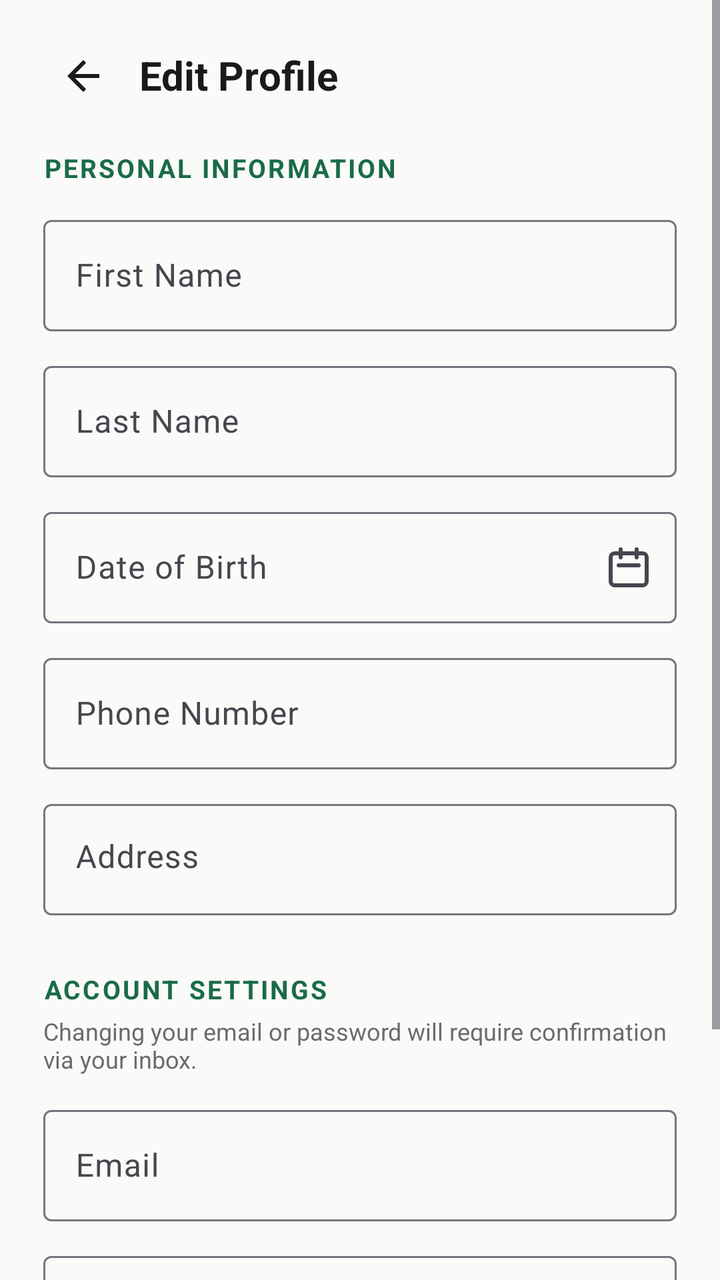
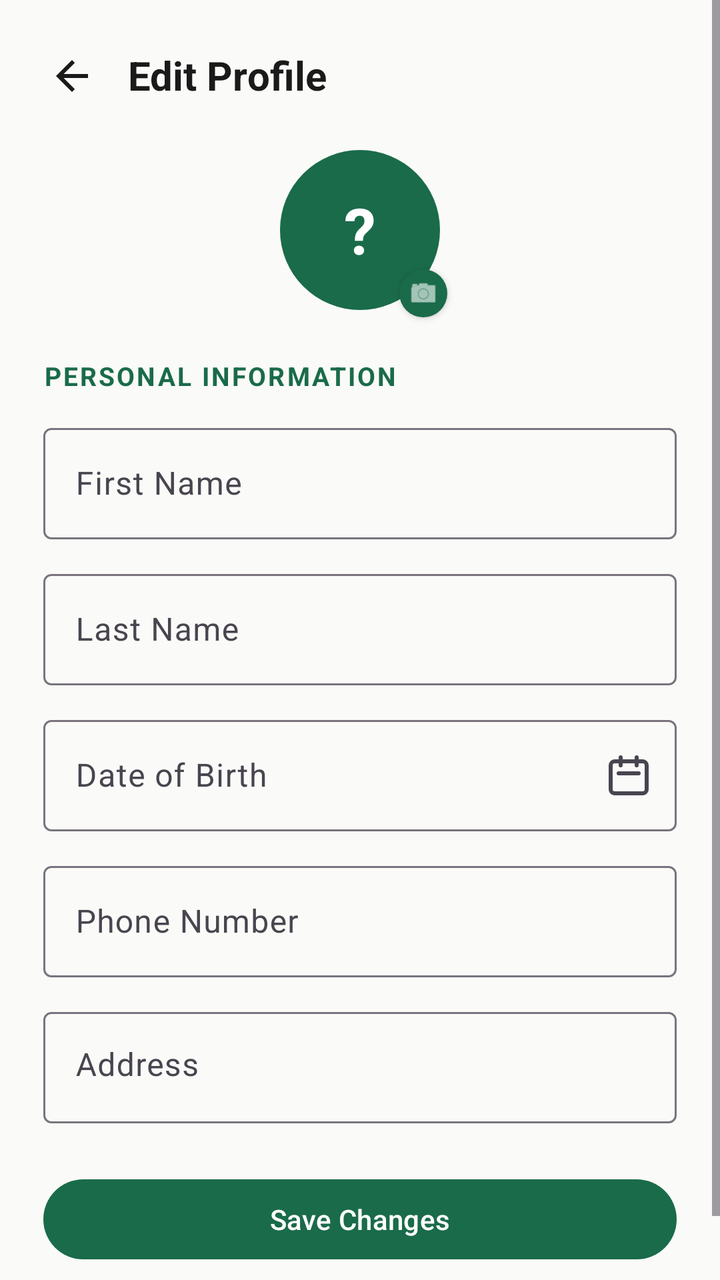

An Android layout rendered at two revisions. The XML below is the earlier revision; the diff shows what the commit changed to produce the second picture.
<!-- AndroidManifest.xml: application theme Theme.KapwaDVO -->
<!-- res/layout/fragment_edit_profile.xml -->
<?xml version="1.0" encoding="utf-8"?>
<ScrollView xmlns:android="http://schemas.android.com/apk/res/android"
    xmlns:app="http://schemas.android.com/apk/res-auto"
    android:layout_width="match_parent"
    android:layout_height="match_parent"
    android:background="@color/background"
    android:fillViewport="true">

    <androidx.constraintlayout.widget.ConstraintLayout
        android:layout_width="match_parent"
        android:layout_height="wrap_content"
        android:paddingTop="24dp"
        android:paddingBottom="40dp">

        <androidx.constraintlayout.widget.Guideline
            android:id="@+id/guideStart"
            android:layout_width="wrap_content"
            android:layout_height="wrap_content"
            android:orientation="vertical"
            app:layout_constraintGuide_percent="0.06" />

        <androidx.constraintlayout.widget.Guideline
            android:id="@+id/guideEnd"
            android:layout_width="wrap_content"
            android:layout_height="wrap_content"
            android:orientation="vertical"
            app:layout_constraintGuide_percent="0.94" />

        
        <ImageButton
            android:id="@+id/btnBack"
            android:layout_width="40dp"
            android:layout_height="40dp"
            android:background="?attr/selectableItemBackgroundBorderless"
            android:src="@drawable/ic_arrow_back"
            android:contentDescription="Back"
            app:layout_constraintTop_toTopOf="parent"
            app:layout_constraintStart_toStartOf="@id/guideStart"
            app:layout_constraintBottom_toBottomOf="@id/tvTitle" />

        <TextView
            android:id="@+id/tvTitle"
            android:layout_width="0dp"
            android:layout_height="wrap_content"
            android:text="@string/edit_profile"
            android:textSize="20sp"
            android:textStyle="bold"
            android:textColor="@color/text_primary"
            android:layout_marginStart="8dp"
            app:layout_constraintTop_toTopOf="parent"
            app:layout_constraintStart_toEndOf="@id/btnBack"
            app:layout_constraintEnd_toEndOf="@id/guideEnd" />

        
        <TextView
            android:id="@+id/tvSectionPersonal"
            android:layout_width="0dp"
            android:layout_height="wrap_content"
            android:text="Personal Information"
            android:textSize="13sp"
            android:textStyle="bold"
            android:textColor="@color/primary"
            android:textAllCaps="true"
            android:letterSpacing="0.08"
            android:layout_marginTop="24dp"
            app:layout_constraintTop_toBottomOf="@id/tvTitle"
            app:layout_constraintStart_toStartOf="@id/guideStart"
            app:layout_constraintEnd_toEndOf="@id/guideEnd" />

        
        <com.google.android.material.textfield.TextInputLayout
            android:id="@+id/tilFirstName"
            android:layout_width="0dp"
            android:layout_height="wrap_content"
            android:hint="@string/first_name"
            android:layout_marginTop="12dp"
            app:layout_constraintTop_toBottomOf="@id/tvSectionPersonal"
            app:layout_constraintStart_toStartOf="@id/guideStart"
            app:layout_constraintEnd_toEndOf="@id/guideEnd"
            style="@style/Widget.Material3.TextInputLayout.OutlinedBox">
            <com.google.android.material.textfield.TextInputEditText
                android:id="@+id/etFirstName"
                android:layout_width="match_parent"
                android:layout_height="wrap_content"
                android:inputType="textPersonName|textCapWords"
                android:imeOptions="actionNext" />
        </com.google.android.material.textfield.TextInputLayout>

        
        <com.google.android.material.textfield.TextInputLayout
            android:id="@+id/tilLastName"
            android:layout_width="0dp"
            android:layout_height="wrap_content"
            android:hint="@string/last_name"
            android:layout_marginTop="12dp"
            app:layout_constraintTop_toBottomOf="@id/tilFirstName"
            app:layout_constraintStart_toStartOf="@id/guideStart"
            app:layout_constraintEnd_toEndOf="@id/guideEnd"
            style="@style/Widget.Material3.TextInputLayout.OutlinedBox">
            <com.google.android.material.textfield.TextInputEditText
                android:id="@+id/etLastName"
                android:layout_width="match_parent"
                android:layout_height="wrap_content"
                android:inputType="textPersonName|textCapWords"
                android:imeOptions="actionNext" />
        </com.google.android.material.textfield.TextInputLayout>

        
        <com.google.android.material.textfield.TextInputLayout
            android:id="@+id/tilDob"
            android:layout_width="0dp"
            android:layout_height="wrap_content"
            android:hint="Date of Birth"
            app:placeholderText="YYYY-MM-DD"
            android:layout_marginTop="12dp"
            app:endIconMode="custom"
            app:endIconDrawable="@drawable/ic_calendar"
            app:layout_constraintTop_toBottomOf="@id/tilLastName"
            app:layout_constraintStart_toStartOf="@id/guideStart"
            app:layout_constraintEnd_toEndOf="@id/guideEnd"
            style="@style/Widget.Material3.TextInputLayout.OutlinedBox">
            <com.google.android.material.textfield.TextInputEditText
                android:id="@+id/etDob"
                android:layout_width="match_parent"
                android:layout_height="wrap_content"
                android:inputType="none"
                android:focusable="false"
                android:clickable="true" />
        </com.google.android.material.textfield.TextInputLayout>

        
        <com.google.android.material.textfield.TextInputLayout
            android:id="@+id/tilPhone"
            android:layout_width="0dp"
            android:layout_height="wrap_content"
            android:hint="Phone Number"
            android:layout_marginTop="12dp"
            app:layout_constraintTop_toBottomOf="@id/tilDob"
            app:layout_constraintStart_toStartOf="@id/guideStart"
            app:layout_constraintEnd_toEndOf="@id/guideEnd"
            style="@style/Widget.Material3.TextInputLayout.OutlinedBox">
            <com.google.android.material.textfield.TextInputEditText
                android:id="@+id/etPhone"
                android:layout_width="match_parent"
                android:layout_height="wrap_content"
                android:inputType="phone"
                android:imeOptions="actionNext" />
        </com.google.android.material.textfield.TextInputLayout>

        
        <com.google.android.material.textfield.TextInputLayout
            android:id="@+id/tilAddress"
            android:layout_width="0dp"
            android:layout_height="wrap_content"
            android:hint="Address"
            android:layout_marginTop="12dp"
            app:layout_constraintTop_toBottomOf="@id/tilPhone"
            app:layout_constraintStart_toStartOf="@id/guideStart"
            app:layout_constraintEnd_toEndOf="@id/guideEnd"
            style="@style/Widget.Material3.TextInputLayout.OutlinedBox">
            <com.google.android.material.textfield.TextInputEditText
                android:id="@+id/etAddress"
                android:layout_width="match_parent"
                android:layout_height="wrap_content"
                android:inputType="textPostalAddress|textCapSentences"
                android:imeOptions="actionNext"
                android:minLines="2"
                android:gravity="top" />
        </com.google.android.material.textfield.TextInputLayout>

        
        <TextView
            android:id="@+id/tvSectionAccount"
            android:layout_width="0dp"
            android:layout_height="wrap_content"
            android:text="Account Settings"
            android:textSize="13sp"
            android:textStyle="bold"
            android:textColor="@color/primary"
            android:textAllCaps="true"
            android:letterSpacing="0.08"
            android:layout_marginTop="28dp"
            app:layout_constraintTop_toBottomOf="@id/tilAddress"
            app:layout_constraintStart_toStartOf="@id/guideStart"
            app:layout_constraintEnd_toEndOf="@id/guideEnd" />

        
        <TextView
            android:id="@+id/tvAccountNote"
            android:layout_width="0dp"
            android:layout_height="wrap_content"
            android:text="Changing your email or password will require confirmation via your inbox."
            android:textSize="12sp"
            android:textColor="@color/text_secondary"
            android:layout_marginTop="4dp"
            app:layout_constraintTop_toBottomOf="@id/tvSectionAccount"
            app:layout_constraintStart_toStartOf="@id/guideStart"
            app:layout_constraintEnd_toEndOf="@id/guideEnd" />

        
        <com.google.android.material.textfield.TextInputLayout
            android:id="@+id/tilEmail"
            android:layout_width="0dp"
            android:layout_height="wrap_content"
            android:hint="@string/email"
            android:layout_marginTop="12dp"
            app:layout_constraintTop_toBottomOf="@id/tvAccountNote"
            app:layout_constraintStart_toStartOf="@id/guideStart"
            app:layout_constraintEnd_toEndOf="@id/guideEnd"
            style="@style/Widget.Material3.TextInputLayout.OutlinedBox">
            <com.google.android.material.textfield.TextInputEditText
                android:id="@+id/etEmail"
                android:layout_width="match_parent"
                android:layout_height="wrap_content"
                android:inputType="textEmailAddress"
                android:imeOptions="actionNext" />
        </com.google.android.material.textfield.TextInputLayout>

        
        <com.google.android.material.textfield.TextInputLayout
            android:id="@+id/tilPassword"
            android:layout_width="0dp"
            android:layout_height="wrap_content"
            android:hint="New Password (leave blank to keep)"
            android:layout_marginTop="12dp"
            app:endIconMode="password_toggle"
            app:layout_constraintTop_toBottomOf="@id/tilEmail"
            app:layout_constraintStart_toStartOf="@id/guideStart"
            app:layout_constraintEnd_toEndOf="@id/guideEnd"
            style="@style/Widget.Material3.TextInputLayout.OutlinedBox">
            <com.google.android.material.textfield.TextInputEditText
                android:id="@+id/etPassword"
                android:layout_width="match_parent"
                android:layout_height="wrap_content"
                android:inputType="textPassword"
                android:imeOptions="actionDone" />
        </com.google.android.material.textfield.TextInputLayout>

        
        <ProgressBar
            android:id="@+id/progressBar"
            android:layout_width="wrap_content"
            android:layout_height="wrap_content"
            android:visibility="gone"
            android:layout_marginTop="24dp"
            app:layout_constraintTop_toBottomOf="@id/tilPassword"
            app:layout_constraintStart_toStartOf="parent"
            app:layout_constraintEnd_toEndOf="parent" />

        
        <com.google.android.material.button.MaterialButton
            android:id="@+id/btnSave"
            android:layout_width="0dp"
            android:layout_height="wrap_content"
            android:text="@string/save_changes"
            android:layout_marginTop="24dp"
            app:layout_constraintTop_toBottomOf="@id/tilPassword"
            app:layout_constraintStart_toStartOf="@id/guideStart"
            app:layout_constraintEnd_toEndOf="@id/guideEnd" />

    </androidx.constraintlayout.widget.ConstraintLayout>
</ScrollView>
<!-- resources referenced by this layout -->
<resources>
  <color name="background">#FAFAF8</color>
  <color name="primary">#1A6B4A</color>
  <color name="text_primary">#1A1A1A</color>
  <color name="text_secondary">#6B6B6B</color>
  <!-- drawable ic_arrow_back (drawable) -->
  <?xml version="1.0" encoding="utf-8"?>
  <vector xmlns:android="http://schemas.android.com/apk/res/android"
      android:width="24dp"
      android:height="24dp"
      android:viewportWidth="24"
      android:viewportHeight="24"
      android:tint="@color/text_primary">
      <path
          android:fillColor="@android:color/white"
          android:pathData="M20,11H7.83l5.59,-5.59L12,4l-8,8 8,8 1.41,-1.41L7.83,13H20v-2z" />
  </vector>
  <!-- drawable ic_calendar (drawable) -->
  <vector xmlns:android="http://schemas.android.com/apk/res/android"
      android:width="24dp"
      android:height="24dp"
      android:viewportWidth="24"
      android:viewportHeight="24"
      android:tint="?attr/colorControlNormal">
      <path
          android:fillColor="@android:color/transparent"
          android:pathData="M8,7V3M16,7V3M7,11H17M5,21H19C20.105,21 21,20.105 21,19V7C21,5.895 20.105,5 19,5H5C3.895,5 3,5.895 3,7V19C3,20.105 3.895,21 5,21Z"
          android:strokeColor="#FF000000"
          android:strokeWidth="2"
          android:strokeLineCap="round"
          android:strokeLineJoin="round" />
  </vector>
  <string name="edit_profile">Edit Profile</string>
  <string name="email">Email</string>
  <string name="first_name">First Name</string>
  <string name="last_name">Last Name</string>
  <string name="save_changes">Save Changes</string>
  <style name="Theme.KapwaDVO" parent="Base.Theme.KapwaDVO">
          <item name="android:windowLightStatusBar">true</item>
      </style>
  <style name="Base.Theme.KapwaDVO" parent="Theme.Material3.Light.NoActionBar">
          <item name="colorPrimary">@color/primary</item>
          <item name="colorPrimaryDark">@color/primary_dark</item>
          <item name="colorAccent">@color/accent</item>
          <item name="android:colorBackground">@color/background</item>
          <item name="colorSurface">@color/surface</item>
          <item name="colorOnPrimary">@color/white</item>
          <item name="android:statusBarColor">@color/primary</item>
          <item name="android:navigationBarColor">@color/surface</item>
      </style>
  <color name="primary_dark">#0F4530</color>
  <color name="accent">#F4A724</color>
  <color name="surface">#FFFFFF</color>
  <color name="white">#FFFFFF</color>
</resources>

<!-- the commit's change to res/layout/fragment_edit_profile.xml (unified diff, before → after) -->
@@ -34,8 +34,9 @@
             android:background="?attr/selectableItemBackgroundBorderless"
             android:src="@drawable/ic_arrow_back"
             android:contentDescription="Back"
+            android:layout_marginStart="16dp"
             app:layout_constraintTop_toTopOf="parent"
-            app:layout_constraintStart_toStartOf="@id/guideStart"
+            app:layout_constraintStart_toStartOf="parent"
             app:layout_constraintBottom_toBottomOf="@id/tvTitle" />
 
         <TextView
@@ -52,6 +53,57 @@
             app:layout_constraintEnd_toEndOf="@id/guideEnd" />
 
         
+        <FrameLayout
+            android:id="@+id/flAvatar"
+            android:layout_width="80dp"
+            android:layout_height="80dp"
+            app:layout_constraintTop_toBottomOf="@id/tvTitle"
+            app:layout_constraintStart_toStartOf="parent"
+            app:layout_constraintEnd_toEndOf="parent"
+            android:layout_marginTop="24dp"
+            android:background="@drawable/bg_avatar">
+
+            <TextView
+                android:id="@+id/tvAvatarLetter"
+                android:layout_width="match_parent"
+                android:layout_height="match_parent"
+                android:gravity="center"
+                android:textColor="@color/white"
+                android:textSize="32sp"
+                android:textStyle="bold"
+                android:text="?" />
+
+            <ImageView
+                android:id="@+id/ivAvatar"
+                android:layout_width="match_parent"
+                android:layout_height="match_parent"
+                android:scaleType="centerCrop"
+                android:visibility="gone" />
+                
+            <ProgressBar
+                android:id="@+id/pbAvatar"
+                android:layout_width="wrap_content"
+                android:layout_height="wrap_content"
+                android:layout_gravity="center"
+                android:visibility="gone" />
+        </FrameLayout>
+        
+        <ImageView
+            android:id="@+id/ivEditAvatar"
+            android:layout_width="24dp"
+            android:layout_height="24dp"
+            android:src="@android:drawable/ic_menu_camera"
+            android:background="@drawable/bg_avatar"
+            android:backgroundTint="?attr/colorPrimary"
+            android:padding="4dp"
+            app:layout_constraintBottom_toBottomOf="@id/flAvatar"
+            app:layout_constraintEnd_toEndOf="@id/flAvatar"
+            android:layout_marginEnd="-4dp"
+            android:layout_marginBottom="-4dp"
+            android:elevation="2dp"
+            app:tint="@color/white" />
+
+        
         <TextView
             android:id="@+id/tvSectionPersonal"
             android:layout_width="0dp"
@@ -63,7 +115,7 @@
             android:textAllCaps="true"
             android:letterSpacing="0.08"
             android:layout_marginTop="24dp"
-            app:layout_constraintTop_toBottomOf="@id/tvTitle"
+            app:layout_constraintTop_toBottomOf="@id/flAvatar"
             app:layout_constraintStart_toStartOf="@id/guideStart"
             app:layout_constraintEnd_toEndOf="@id/guideEnd" />
 
@@ -168,73 +220,7 @@
                 android:gravity="top" />
         </com.google.android.material.textfield.TextInputLayout>
 
-        
-        <TextView
-            android:id="@+id/tvSectionAccount"
-            android:layout_width="0dp"
-            android:layout_height="wrap_content"
-            android:text="Account Settings"
-            android:textSize="13sp"
-            android:textStyle="bold"
-            android:textColor="@color/primary"
-            android:textAllCaps="true"
-            android:letterSpacing="0.08"
-            android:layout_marginTop="28dp"
-            app:layout_constraintTop_toBottomOf="@id/tilAddress"
-            app:layout_constraintStart_toStartOf="@id/guideStart"
-            app:layout_constraintEnd_toEndOf="@id/guideEnd" />
-
-        
-        <TextView
-            android:id="@+id/tvAccountNote"
-            android:layout_width="0dp"
-            android:layout_height="wrap_content"
-            android:text="Changing your email or password will require confirmation via your inbox."
-            android:textSize="12sp"
-            android:textColor="@color/text_secondary"
-            android:layout_marginTop="4dp"
-            app:layout_constraintTop_toBottomOf="@id/tvSectionAccount"
-            app:layout_constraintStart_toStartOf="@id/guideStart"
-            app:layout_constraintEnd_toEndOf="@id/guideEnd" />
-
-        
-        <com.google.android.material.textfield.TextInputLayout
-            android:id="@+id/tilEmail"
-            android:layout_width="0dp"
-            android:layout_height="wrap_content"
-            android:hint="@string/email"
-            android:layout_marginTop="12dp"
-            app:layout_constraintTop_toBottomOf="@id/tvAccountNote"
-            app:layout_constraintStart_toStartOf="@id/guideStart"
-            app:layout_constraintEnd_toEndOf="@id/guideEnd"
-            style="@style/Widget.Material3.TextInputLayout.OutlinedBox">
-            <com.google.android.material.textfield.TextInputEditText
-                android:id="@+id/etEmail"
-                android:layout_width="match_parent"
-                android:layout_height="wrap_content"
-                android:inputType="textEmailAddress"
-                android:imeOptions="actionNext" />
-        </com.google.android.material.textfield.TextInputLayout>
-
-        
-        <com.google.android.material.textfield.TextInputLayout
-            android:id="@+id/tilPassword"
-            android:layout_width="0dp"
-            android:layout_height="wrap_content"
-            android:hint="New Password (leave blank to keep)"
-            android:layout_marginTop="12dp"
-            app:endIconMode="password_toggle"
-            app:layout_constraintTop_toBottomOf="@id/tilEmail"
-            app:layout_constraintStart_toStartOf="@id/guideStart"
-            app:layout_constraintEnd_toEndOf="@id/guideEnd"
-            style="@style/Widget.Material3.TextInputLayout.OutlinedBox">
-            <com.google.android.material.textfield.TextInputEditText
-                android:id="@+id/etPassword"
-                android:layout_width="match_parent"
-                android:layout_height="wrap_content"
-                android:inputType="textPassword"
-                android:imeOptions="actionDone" />
-        </com.google.android.material.textfield.TextInputLayout>
+
 
         
         <ProgressBar
@@ -243,7 +229,7 @@
             android:layout_height="wrap_content"
             android:visibility="gone"
             android:layout_marginTop="24dp"
-            app:layout_constraintTop_toBottomOf="@id/tilPassword"
+            app:layout_constraintTop_toBottomOf="@id/tilAddress"
             app:layout_constraintStart_toStartOf="parent"
             app:layout_constraintEnd_toEndOf="parent" />
 
@@ -254,7 +240,7 @@
             android:layout_height="wrap_content"
             android:text="@string/save_changes"
             android:layout_marginTop="24dp"
-            app:layout_constraintTop_toBottomOf="@id/tilPassword"
+            app:layout_constraintTop_toBottomOf="@id/tilAddress"
             app:layout_constraintStart_toStartOf="@id/guideStart"
             app:layout_constraintEnd_toEndOf="@id/guideEnd" />
 
<!-- resource entries referenced after the edit -->
@@ -3,7 +3,6 @@
   <color name="background">#FAFAF8</color>
   <color name="primary">#1A6B4A</color>
   <color name="text_primary">#1A1A1A</color>
-  <color name="text_secondary">#6B6B6B</color>
   <!-- drawable ic_arrow_back (drawable) -->
   <?xml version="1.0" encoding="utf-8"?>
   <vector xmlns:android="http://schemas.android.com/apk/res/android"
@@ -32,7 +31,6 @@
           android:strokeLineJoin="round" />
   </vector>
   <string name="edit_profile">Edit Profile</string>
-  <string name="email">Email</string>
   <string name="first_name">First Name</string>
   <string name="last_name">Last Name</string>
   <string name="save_changes">Save Changes</string>
@@ -53,5 +51,11 @@
   <color name="accent">#F4A724</color>
   <color name="surface">#FFFFFF</color>
   <color name="white">#FFFFFF</color>
+  <!-- drawable bg_avatar (drawable) -->
+  <?xml version="1.0" encoding="utf-8"?>
+  <shape xmlns:android="http://schemas.android.com/apk/res/android"
+      android:shape="oval">
+      <solid android:color="@color/primary" />
+  </shape>
 </resources>
 
